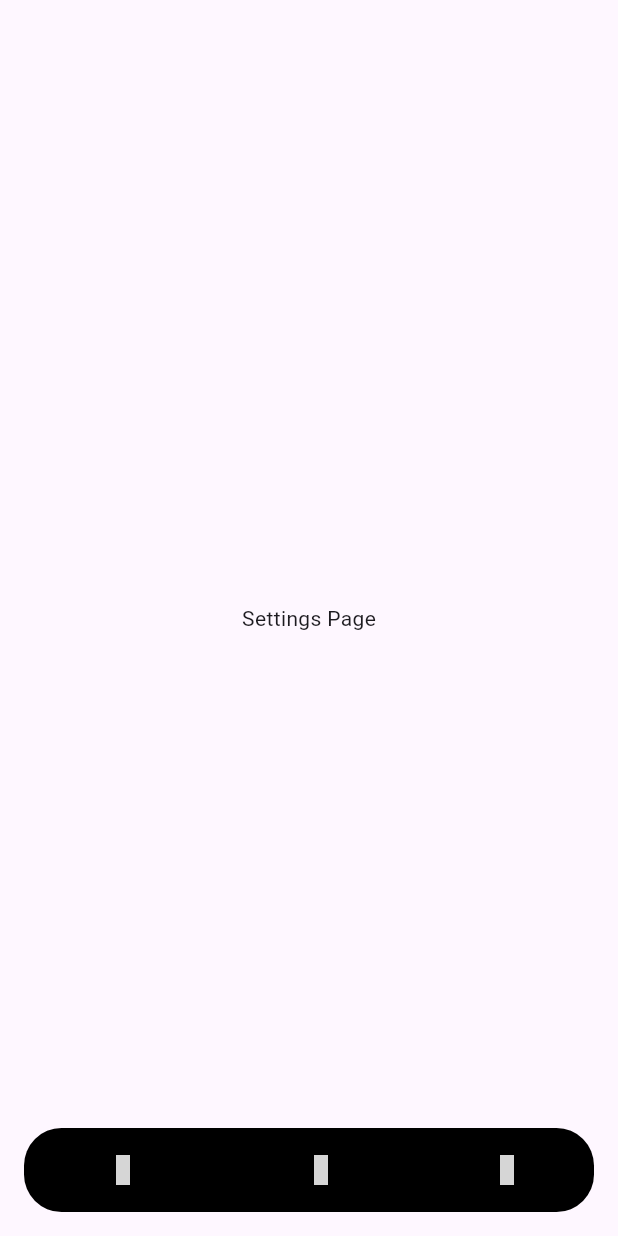
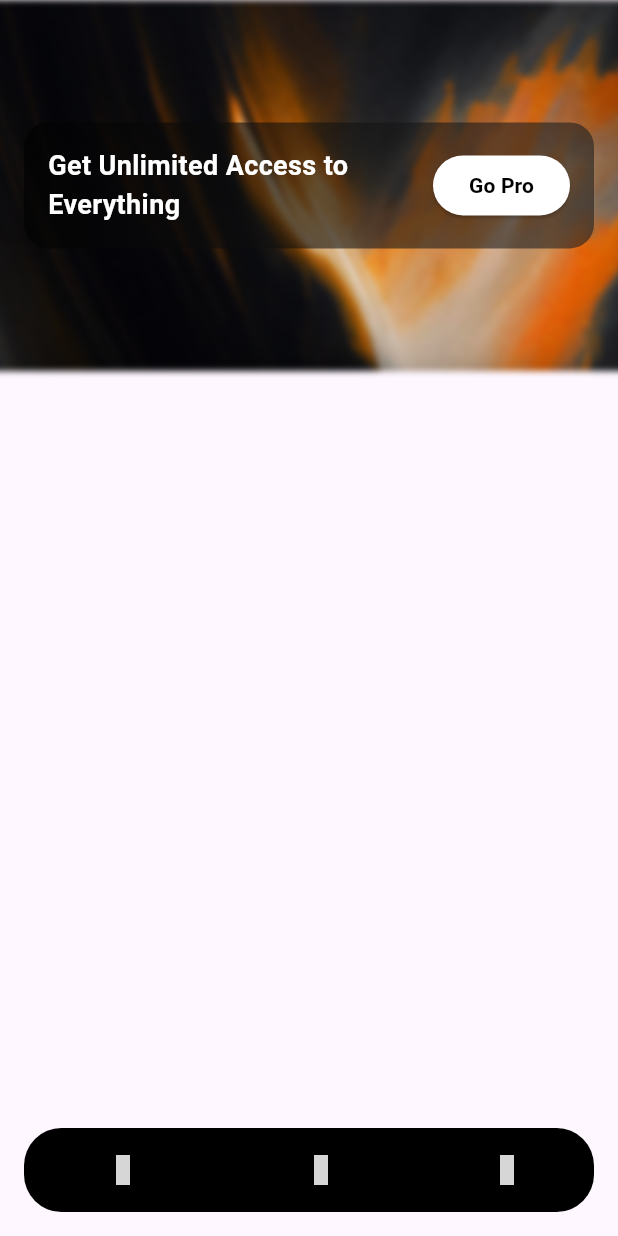
Before and after one commit to pious2847/Findsafe_MobileApp, a Flutter app: the CustomBottomNav screen opened directly, swiped to page 5, on a phone screen of 412 x 824 dp. Run offline on Flutter 3.47's test engine with Material 3 defaults, Android fonts, the light colour scheme and no system bars; our stand-ins replace audioplayers, device_info_plus, dio, flutter_local_notifications, flutter_svg, geolocator and 7 more; missing offline and left inert: flutter_background, flutter_polyline_points, workmanager; accounts and stored records are empty; network calls fail; statements that could not run were skipped; project files that could hold a hidden picture were left out; grey boxes are pictures that could not be loaded.

Commit message:
add settings page and update bottom navigation

```diff
--- a/lib/constants/custom_bottom_nav.dart
+++ b/lib/constants/custom_bottom_nav.dart
@@ -1,6 +1,7 @@
 import 'package:findsafe/screens/home.dart';
 import 'package:findsafe/screens/location.dart';
 import 'package:findsafe/screens/profile.dart';
+import 'package:findsafe/screens/settings.dart';
 import 'package:iconsax/iconsax.dart';
 import 'package:flutter/material.dart';
 
@@ -22,9 +23,7 @@
     const LocationHistory(),
     Container(), // Placeholder
    const ProfilePage(),
-    const Center(
-      child: Text('Settings Page'),
-    ),
+    SettingsPage()
   ];
 
   @override
--- /dev/null
+++ b/lib/screens/settings.dart
@@ -0,0 +1,89 @@
+import 'dart:ui';
+
+import 'package:flutter/material.dart';
+
+class SettingsPage extends StatelessWidget {
+  const SettingsPage({super.key});
+
+  @override
+  Widget build(BuildContext context) {
+    return Column(
+      children: [
+        Stack(
+          alignment: Alignment.center,
+          children: [
+            SizedBox(
+              width: MediaQuery.of(context).size.width,
+              height: MediaQuery.of(context).size.height * 0.3,
+              child: FittedBox(
+                fit: BoxFit.cover,
+                child: ImageFiltered(
+                  imageFilter: ImageFilter.blur(sigmaX: 3, sigmaY: 3),
+                  child: Image.asset(
+                    'assets/images/banner.png',
+                    // height: 50,
+                  ),
+                ),
+              ),
+            ),
+            Positioned(
+              child: Container(
+                margin: const EdgeInsets.all(16),
+                padding: const EdgeInsets.all(16),
+                width: double.infinity,
+                decoration: BoxDecoration(
+                  color: Colors.black.withValues(alpha: 0.6),
+                  borderRadius: BorderRadius.circular(16),
+                  gradient: LinearGradient(
+                    colors: [Colors.black, Colors.grey.shade900],
+                    begin: Alignment.topLeft,
+                    end: Alignment.bottomRight,
+                  ),
+                ),
+                child: Row(
+                    mainAxisAlignment: MainAxisAlignment.spaceBetween,
+                    children: [
+                      const Flexible(
+                        flex: 2,
+                        child: Text(
+                          "Get Unlimited Access to Everything",
+                          style: TextStyle(
+                            color: Colors.white,
+                            fontSize: 18,
+                            fontWeight: FontWeight.bold,
+                          ),
+                          maxLines: 2,
+                          overflow: TextOverflow.ellipsis,
+                        ),
+                      ),
+                      Flexible(
+                        flex: 1,
+                        child: ElevatedButton(
+                          onPressed: () {
+                            // Go Pro button action
+                          },
+                          style: ElevatedButton.styleFrom(
+                            backgroundColor: Colors.white,
+                            shape: RoundedRectangleBorder(
+                              borderRadius: BorderRadius.circular(20),
+                            ),
+                          ),
+                          child: const Text(
+                            "Go Pro",
+                            style: TextStyle(
+                              color: Colors.black,
+                              fontWeight: FontWeight.bold,
+                            ),
+                          ),
+                        ),
+                      ),
+                    ]),
+              ),
+            ),
+          ],
+        ),
+
+      ],
+    );
+  }
+}
--- a/lib/widgets/custom_map_preview.dart
+++ b/lib/widgets/custom_map_preview.dart
@@ -5,8 +5,7 @@
   final double longitude;
   final double latitude;
 
-  LocationPreview({Key? key, required this.latitude, required this.longitude})
-      : super(key: key);
+  const LocationPreview({super.key, required this.latitude, required this.longitude});
 
   @override
   State<LocationPreview> createState() => _LocationPreviewState();
```
Also changed, not shown: assets/images/banner.png (added), assets/images/original-a3e0fbf658769c8482623e7603d6ae57 (1).png (added), pubspec.lock.
